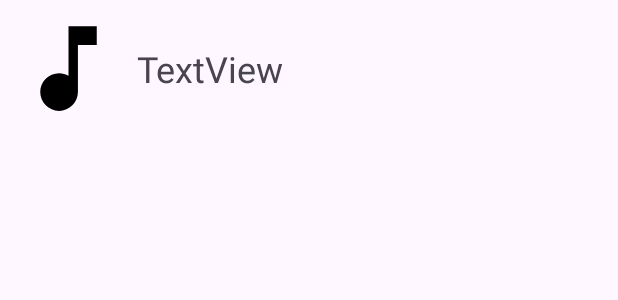
After one commit to RodrigoRuelas/Practica-5, an Android app: the layout row_song.xml on its own in the app's theme, with its tools: preview values and no code run, on a phone screen of 412 x 824 dp. The commit adds this screen. Shown: the top 300 px of the screen. Run offline under Robolectric (Android 15) with nearby library versions, the phone set to English and light mode, and no system bars.

Commit message:
Añadiendo la lista de canciones con RecycleView, incluyen su boton de reproduccion

```diff
--- a/app/build.gradle.kts
+++ b/app/build.gradle.kts
@@ -6,6 +6,10 @@ plugins {
 android {
     namespace = "com.example.reproductormusica"
     compileSdk = 34
+
+    viewBinding {
+        enable = true
+    }
 
     defaultConfig {
         applicationId = "com.example.reproductormusica"
--- /dev/null
+++ b/app/src/main/res/drawable/baseline_music_note_48.xml
@@ -0,0 +1,5 @@
+<vector xmlns:android="http://schemas.android.com/apk/res/android" android:height="48dp" android:tint="#000000" android:viewportHeight="24" android:viewportWidth="24" android:width="48dp">
+
+    <path android:fillColor="@android:color/white" android:pathData="M12,3v10.55c-0.59,-0.34 -1.27,-0.55 -2,-0.55 -2.21,0 -4,1.79 -4,4s1.79,4 4,4 4,-1.79 4,-4V7h4V3h-6z"/>
+
+</vector>
--- /dev/null
+++ b/app/src/main/res/layout/row_song.xml
@@ -0,0 +1,28 @@
+<?xml version="1.0" encoding="utf-8"?>
+<androidx.constraintlayout.widget.ConstraintLayout xmlns:android="http://schemas.android.com/apk/res/android"
+    xmlns:app="http://schemas.android.com/apk/res-auto"
+    xmlns:tools="http://schemas.android.com/tools"
+    android:id="@+id/rowCancion"
+    android:layout_width="match_parent"
+    android:layout_height="wrap_content"
+    android:padding="8dp">
+
+    <ImageView
+        android:id="@+id/imageView"
+        android:layout_width="75dp"
+        android:layout_height="75dp"
+        app:srcCompat="@drawable/baseline_music_note_48"
+        tools:layout_editor_absoluteX="0dp"
+        tools:layout_editor_absoluteY="5dp" />
+
+    <TextView
+        android:id="@+id/rowNombreCancion"
+        android:layout_width="wrap_content"
+        android:layout_height="wrap_content"
+        android:layout_marginStart="8dp"
+        android:text="TextView"
+        android:textSize="24sp"
+        app:layout_constraintBottom_toBottomOf="@+id/imageView"
+        app:layout_constraintStart_toEndOf="@+id/imageView"
+        app:layout_constraintTop_toTopOf="@+id/imageView" />
+</androidx.constraintlayout.widget.ConstraintLayout>
```
Also changed, not shown: app/src/main/java/com/example/reproductormusica/AdaptadorCanciones.kt (added, +33 -0 lines), app/src/main/java/com/example/reproductormusica/MainActivity.kt (+11 -0 lines), app/src/main/res/layout/activity_main.xml (+9 -0 lines).
